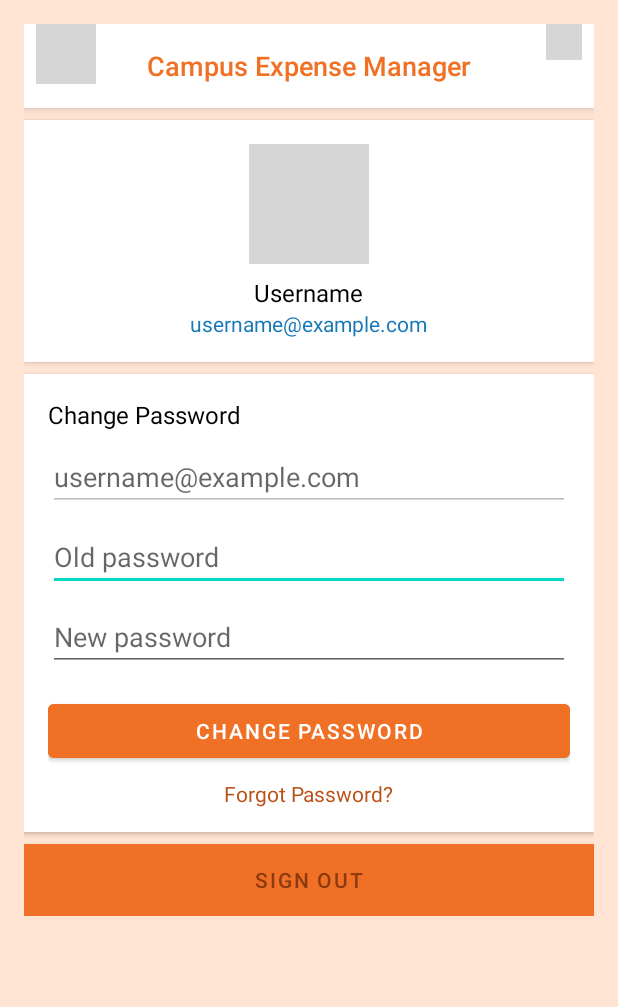
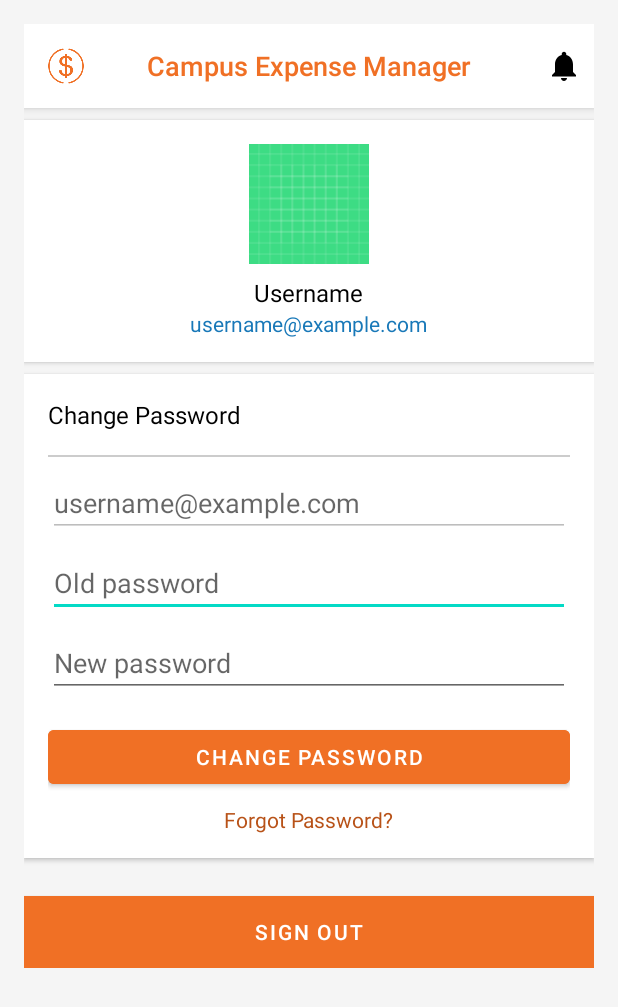
Before and after one commit to kypltIT/CampusExpenseManager, an Android app: the AccountActivity screen opened directly, with no data from a screen before it, on a phone screen of 412 x 824 dp. Shown: the top 1007 px of the screen. Run offline under Robolectric (Android 15) with nearby library versions, the phone set to English and light mode, and no system bars; grey boxes are pictures that could not be loaded.

Commit message:
add activity_account.xml

```diff
--- /dev/null
+++ b/app/src/main/res/drawable/ic_notification.xml
@@ -0,0 +1,5 @@
+<vector xmlns:android="http://schemas.android.com/apk/res/android" android:height="24dp" android:tint="#000000" android:viewportHeight="24" android:viewportWidth="24" android:width="24dp">
+
+    <path android:fillColor="@android:color/white" android:pathData="M12,22c1.1,0 2,-0.9 2,-2h-4c0,1.1 0.89,2 2,2zM18,16v-5c0,-3.07 -1.64,-5.64 -4.5,-6.32L13.5,4c0,-0.83 -0.67,-1.5 -1.5,-1.5s-1.5,0.67 -1.5,1.5v0.68C7.63,5.36 6,7.92 6,11v5l-2,2v1h16v-1l-2,-2z"/>
+
+</vector>
--- a/app/src/main/res/layout/activity_account.xml
+++ b/app/src/main/res/layout/activity_account.xml
@@ -2,7 +2,7 @@
 <ScrollView xmlns:android="http://schemas.android.com/apk/res/android"
     android:layout_width="match_parent"
     android:layout_height="match_parent"
-    android:background="@color/orange_light">
+    android:background="@color/gray">
 
     <LinearLayout
         android:layout_width="match_parent"
@@ -18,13 +18,17 @@
             android:background="@color/white"
             android:elevation="4dp">
 
+            <!-- Logo Image on the Left -->
             <ImageView
                 android:id="@+id/logoImage"
                 android:layout_width="40dp"
                 android:layout_height="40dp"
+                android:layout_alignParentStart="true"
                 android:layout_marginStart="8dp"
-                android:src="@drawable/ic_logo" />
+                android:layout_centerVertical="true"
+                android:src="@drawable/campusexpense__2_" />
 
+            <!-- Title Centered -->
             <TextView
                 android:id="@+id/appTitle"
                 android:layout_width="wrap_content"
@@ -35,12 +39,14 @@
                 android:textColor="@color/orange_500"
                 android:fontFamily="sans-serif-medium" />
 
+            <!-- Notification Icon on the Right, Centered Vertically -->
             <ImageView
                 android:id="@+id/notificationIcon"
                 android:layout_width="24dp"
                 android:layout_height="24dp"
                 android:layout_alignParentEnd="true"
                 android:layout_marginEnd="8dp"
+                android:layout_centerVertical="true"
                 android:src="@drawable/ic_notification" />
         </RelativeLayout>
 
@@ -59,7 +65,7 @@
                 android:layout_width="80dp"
                 android:layout_height="80dp"
                 android:layout_gravity="center"
-                android:src="@drawable/ic_profile_placeholder" />
+                android:src="@drawable/ic_launcher_background" />
 
             <TextView
                 android:id="@+id/usernameText"
@@ -98,6 +104,13 @@
                 android:textSize="16sp"
                 android:textColor="@color/black"
                 android:layout_marginBottom="8dp" />
+
+            <!-- Divider Line -->
+            <View
+                android:layout_width="match_parent"
+                android:layout_height="1dp"
+                android:layout_marginVertical="8dp"
+                android:background="#CCCCCC" />
 
             <EditText
                 android:id="@+id/emailInput"
@@ -144,15 +157,23 @@
                 android:textColor="@color/orange_700" />
         </LinearLayout>
 
+        <!-- Divider under Change Password Section -->
+        <View
+            android:layout_width="match_parent"
+            android:layout_height="1dp"
+            android:background="@color/gray"
+            android:layout_marginTop="8dp"
+            android:layout_marginBottom="8dp" />
+
         <!-- Sign Out Button -->
         <Button
             android:id="@+id/signOutButton"
             android:layout_width="match_parent"
             android:layout_height="wrap_content"
+            android:layout_marginTop="8dp"
+            android:background="@color/orange_500"
+            android:elevation="2dp"
             android:text="Sign Out"
-            android:textColor="@color/orange_dark"
-            android:background="@color/white"
-            android:layout_marginTop="8dp"
-            android:elevation="2dp" />
+            android:textColor="@color/white" />
     </LinearLayout>
 </ScrollView>
--- a/app/src/main/res/values/colors.xml
+++ b/app/src/main/res/values/colors.xml
@@ -12,7 +12,7 @@
     <!-- Neutral colors -->
     <color name="black">#FF000000</color>
     <color name="white">#FFFFFFFF</color>
-
+    <color name="gray">#F5F5F5</color>
     <!-- Additional accent colors -->
     <color name="orange_light">#FFE4D3</color>  <!-- Very light orange for backgrounds -->
     <color name="orange_dark">#8B3A0F</color>   <!-- Very dark orange for text -->
```
